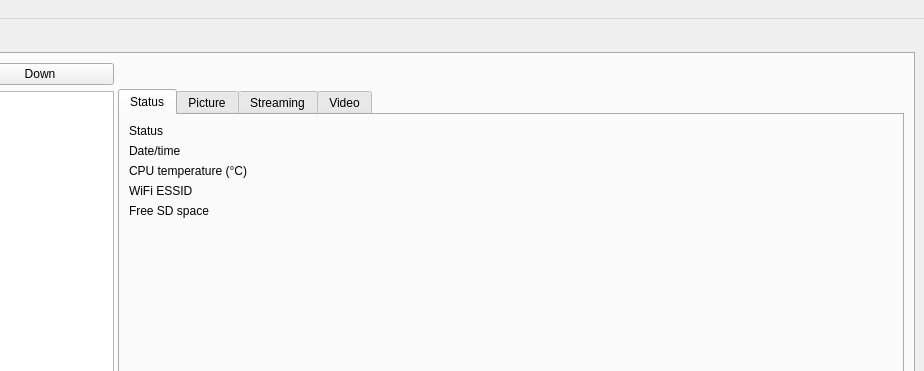
The window that src/coordinator/coordinator.ui (olivierfriard/raspberry_video-recording_coordinator) describes before a commit, drawn with Qt 5; both pictures show x 361 to 1285 and y 0 to 371 of the 1285 by 889 pixel window.
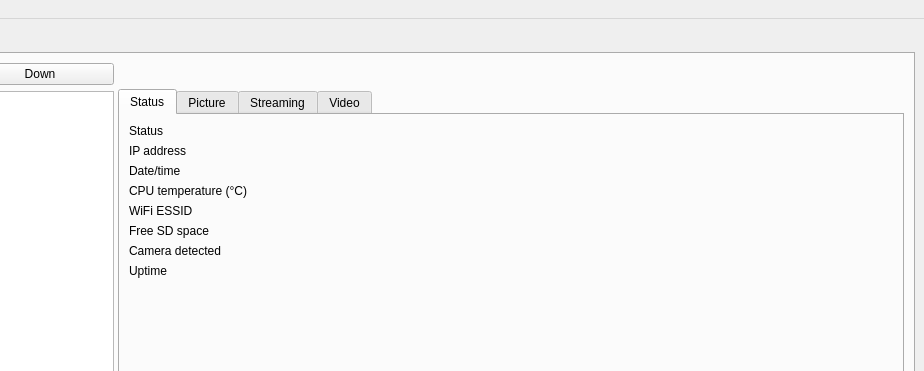
The same window after the commit. The open tabs and pages were chosen to show the change.

Diff of the .ui file:
```diff
--- a/src/coordinator/coordinator.ui
+++ b/src/coordinator/coordinator.ui
@@ -101,21 +101,84 @@
                  <layout class="QVBoxLayout" name="verticalLayout_4">
                   <item>
                    <layout class="QGridLayout" name="gridLayout">
-                    <item row="2" column="1">
+                    <item row="3" column="0">
+                     <widget class="QLabel" name="label_3">
+                      <property name="text">
+                       <string>CPU temperature (°C)</string>
+                      </property>
+                     </widget>
+                    </item>
+                    <item row="6" column="1">
+                     <widget class="QLabel" name="camera_detected_lb">
+                      <property name="text">
+                       <string/>
+                      </property>
+                     </widget>
+                    </item>
+                    <item row="3" column="1">
                      <widget class="QLabel" name="cpu_temp_lb">
                       <property name="text">
                        <string/>
                       </property>
                      </widget>
                     </item>
-                    <item row="1" column="0">
+                    <item row="5" column="0">
+                     <widget class="QLabel" name="label_9">
+                      <property name="text">
+                       <string>Free SD space</string>
+                      </property>
+                     </widget>
+                    </item>
+                    <item row="2" column="0">
                      <widget class="QLabel" name="label_2">
                       <property name="text">
                        <string>Date/time</string>
                       </property>
                      </widget>
                     </item>
-                    <item row="3" column="0">
+                    <item row="2" column="1">
+                     <widget class="QLabel" name="datetime_lb">
+                      <property name="text">
+                       <string/>
+                      </property>
+                     </widget>
+                    </item>
+                    <item row="4" column="1">
+                     <widget class="QLabel" name="wifi_essid_lb">
+                      <property name="text">
+                       <string/>
+                      </property>
+                     </widget>
+                    </item>
+                    <item row="6" column="0">
+                     <widget class="QLabel" name="label_10">
+                      <property name="text">
+                       <string>Camera detected</string>
+                      </property>
+                     </widget>
+                    </item>
+                    <item row="5" column="1">
+                     <widget class="QLabel" name="free_sd_space_lb">
+                      <property name="text">
+                       <string/>
+                      </property>
+                     </widget>
+                    </item>
+                    <item row="7" column="1">
+                     <widget class="QLabel" name="uptime_lb">
+                      <property name="text">
+                       <string/>
+                      </property>
+                     </widget>
+                    </item>
+                    <item row="7" column="0">
+                     <widget class="QLabel" name="label_11">
+                      <property name="text">
+                       <string>Uptime</string>
+                      </property>
+                     </widget>
+                    </item>
+                    <item row="4" column="0">
                      <widget class="QLabel" name="label_8">
                       <property name="text">
                        <string>WiFi ESSID</string>
@@ -129,13 +192,6 @@
                       </property>
                      </widget>
                     </item>
-                    <item row="2" column="0">
-                     <widget class="QLabel" name="label_3">
-                      <property name="text">
-                       <string>CPU temperature (°C)</string>
-                      </property>
-                     </widget>
-                    </item>
                     <item row="0" column="0">
                      <widget class="QLabel" name="label">
                       <property name="text">
@@ -143,29 +199,15 @@
                       </property>
                      </widget>
                     </item>
-                    <item row="3" column="1">
-                     <widget class="QLabel" name="wifi_essid_lb">
+                    <item row="1" column="0">
+                     <widget class="QLabel" name="label_12">
                       <property name="text">
-                       <string/>
+                       <string>IP address</string>
                       </property>
                      </widget>
                     </item>
                     <item row="1" column="1">
-                     <widget class="QLabel" name="datetime_lb">
-                      <property name="text">
-                       <string/>
-                      </property>
-                     </widget>
-                    </item>
-                    <item row="4" column="0">
-                     <widget class="QLabel" name="label_9">
-                      <property name="text">
-                       <string>Free SD space</string>
-                      </property>
-                     </widget>
-                    </item>
-                    <item row="4" column="1">
-                     <widget class="QLabel" name="free_sd_space_lb">
+                     <widget class="QLabel" name="ip_address_lb">
                       <property name="text">
                        <string/>
                       </property>
```
Left out of the diff: 2 changed lines with no effect on the pictures.
